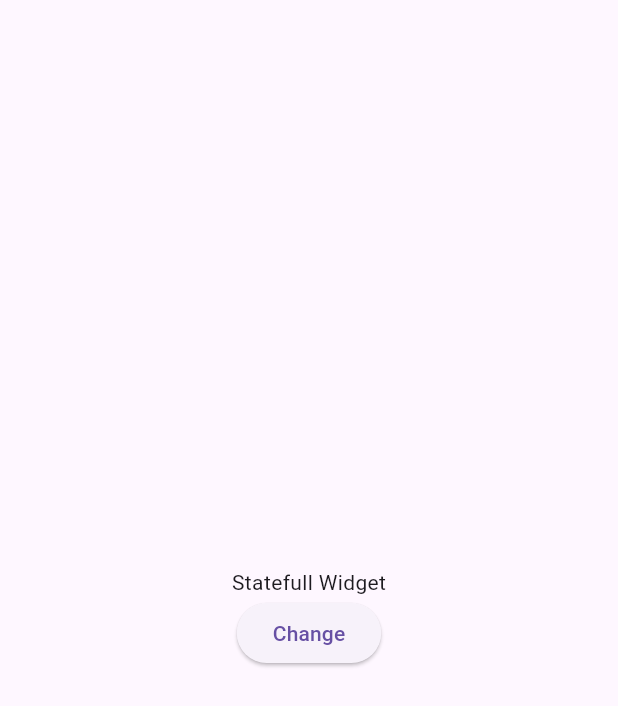
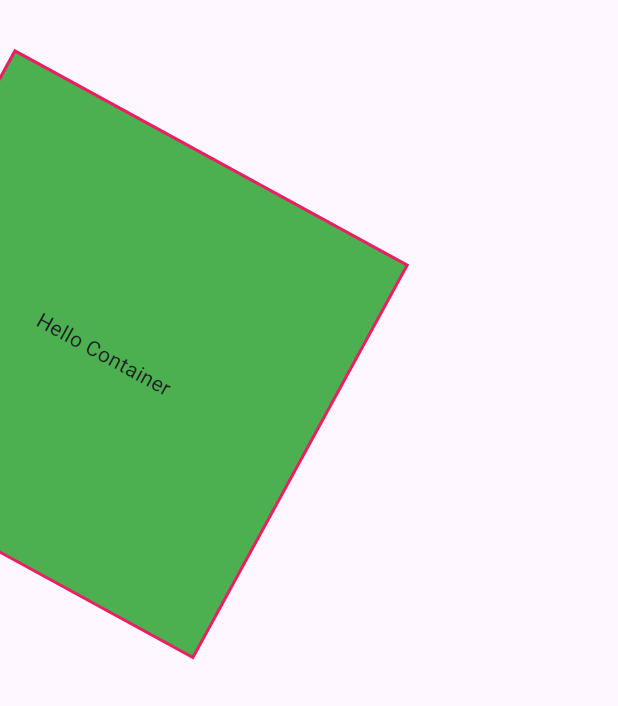
Before and after one commit to mojidul-dev-pwd/project-test-app, a Flutter app: the screen it shows after launch, on a phone screen of 412 x 824 dp. Shown: the top 706 px of the screen. Run offline on Flutter 3.47's test engine with Material 3 defaults, Android fonts, the phone set to English and light mode, and no system bars; our stand-ins replace bloc, equatable, flutter_bloc.

Commit message:
container property

```diff
--- a/lib/main.dart
+++ b/lib/main.dart
@@ -6,9 +6,36 @@ void main() {
     //theme: ThemeData(
       //primarySwatch: Colors.blue,
     //),
-    home: Scaffold(body: MyApp2())
+    home: Scaffold(body: MyApp3())
   ));
 }
+
+class MyApp3 extends StatelessWidget {
+  const MyApp3({super.key});
+
+  @override
+  Widget build(BuildContext context) {
+    return Container(
+      //color: Colors.blue, //apply if decoration not use
+      height: 300,
+      width: 300,
+      child: Text("Hello Container"),
+      alignment: Alignment.center,
+      margin: EdgeInsets.all(24.0),
+      padding: EdgeInsets.all(14.0),
+      decoration: BoxDecoration(
+        color: Colors.green,
+        shape: BoxShape.rectangle,
+        border: Border.all(
+          color: Colors.pink,
+           width: 2
+        )
+      ),
+      transform: Matrix4.rotationZ(.5),
+    );
+  }
+}
+
 
 class MyApp2 extends StatefulWidget {
   const MyApp2({super.key});
```
